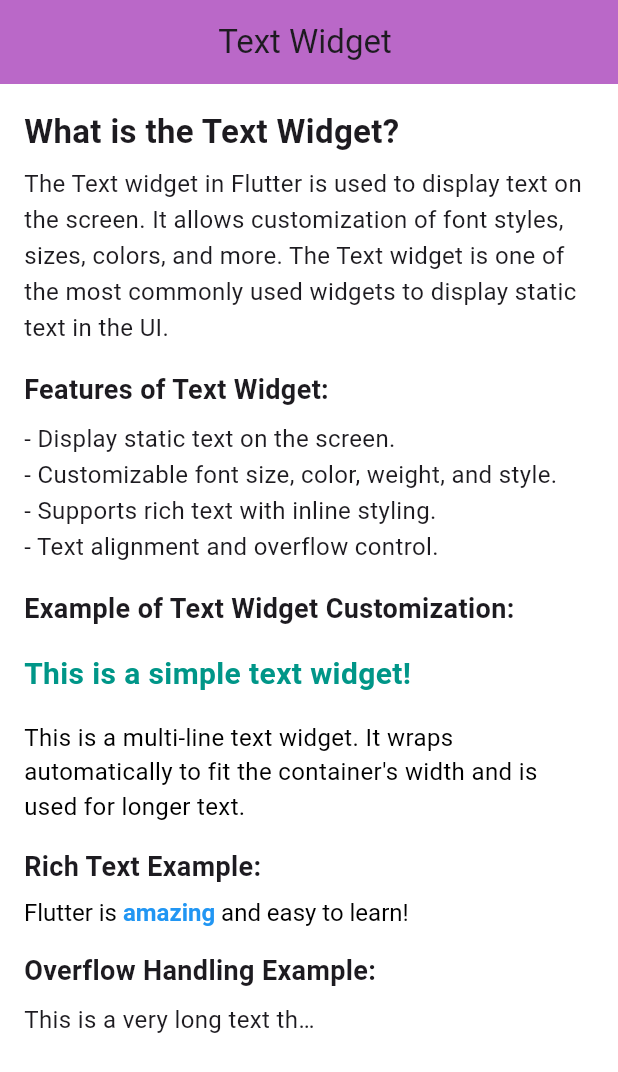
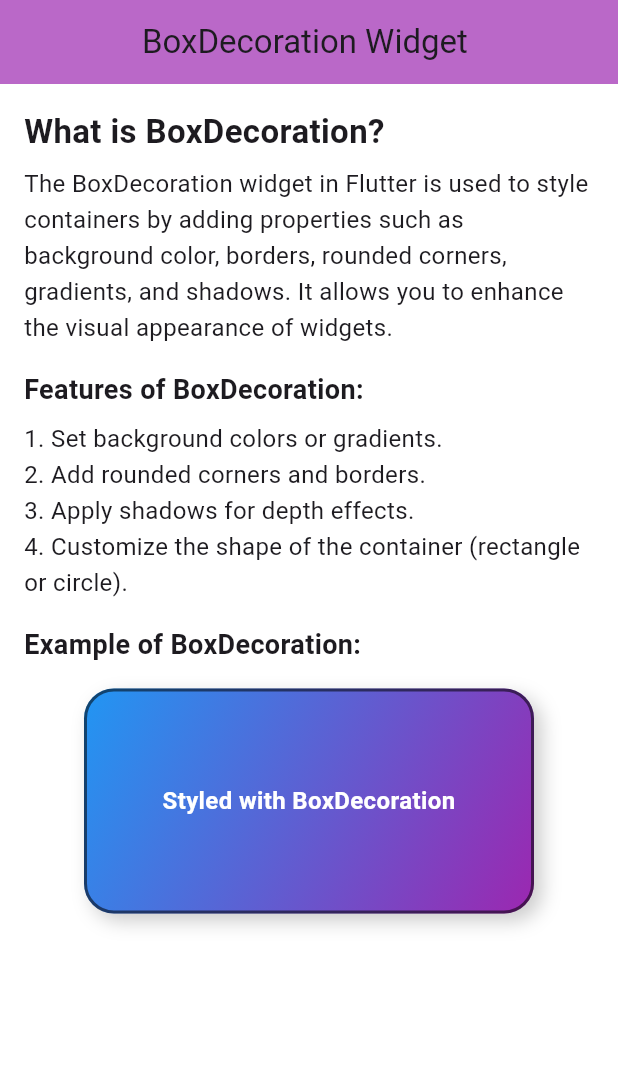
Before and after one commit to mominatufail/WidgetProject, a Flutter app: the screen it shows after launch, on a phone screen of 412 x 824 dp. Shown: the top 1072 px of the screen. Run offline on Flutter 3.47's test engine with Material 3 defaults, Android fonts, the phone set to English and light mode, and no system bars.

Commit message:
code updated for box decoration

```diff
--- a/lib/BoxDecorationWidget.dart
+++ b/lib/BoxDecorationWidget.dart
@@ -0,0 +1,105 @@
+import 'package:flutter/material.dart';
+class BoxDecorationScreen extends StatelessWidget {
+  const BoxDecorationScreen({super.key});
+
+  @override
+  Widget build(BuildContext context) {
+    return Scaffold(backgroundColor: Colors.white,
+      appBar: AppBar(backgroundColor: Colors.purple.shade300,
+        title: const Text("BoxDecoration Widget "),
+        centerTitle: true,
+      ),
+      body: SingleChildScrollView(
+        padding: const EdgeInsets.all(16.0),
+        child: Column(
+          crossAxisAlignment: CrossAxisAlignment.start,
+          children: [
+            // Header
+            const Text(
+              "What is BoxDecoration?",
+              style: TextStyle(
+                fontSize: 22,
+                fontWeight: FontWeight.bold,
+              ),
+            ),
+            const SizedBox(height: 8),
+
+            // Description
+            const Text(
+              "The BoxDecoration widget in Flutter is used to style containers by adding properties such as background color, borders, rounded corners, gradients, and shadows. It allows you to enhance the visual appearance of widgets.",
+              style: TextStyle(fontSize: 16, height: 1.5),
+            ),
+            const SizedBox(height: 16),
+
+            // Features
+            const Text(
+              "Features of BoxDecoration:",
+              style: TextStyle(
+                fontSize: 18,
+                fontWeight: FontWeight.bold,
+              ),
+            ),
+            const SizedBox(height: 8),
+            const Text(
+              "1. Set background colors or gradients.\n"
+                  "2. Add rounded corners and borders.\n"
+                  "3. Apply shadows for depth effects.\n"
+                  "4. Customize the shape of the container (rectangle or circle).",
+              style: TextStyle(fontSize: 16, height: 1.5),
+            ),
+            const SizedBox(height: 16),
+
+            // Example Header
+            const Text(
+              "Example of BoxDecoration:",
+              style: TextStyle(
+                fontSize: 18,
+                fontWeight: FontWeight.bold,
+              ),
+            ),
+            const SizedBox(height: 16),
+
+            // BoxDecoration Example
+            Center(
+              child: Container(
+                width: 300,
+                height: 150,
+                decoration: BoxDecoration(
+                  color: Colors.white,
+                  borderRadius: BorderRadius.circular(20), // Rounded corners
+                  gradient: const LinearGradient(
+                    colors: [Colors.blue, Colors.purple],
+                    begin: Alignment.topLeft,
+                    end: Alignment.bottomRight,
+                  ), // Gradient background
+                  boxShadow: [
+                    BoxShadow(
+                      color: Colors.black.withOpacity(0.2),
+                      blurRadius: 10,
+                      offset: const Offset(5, 5), // Shadow position
+                    ),
+                  ],
+                  border: Border.all(
+                    color: Colors.black54,
+                    width: 2, // Border around the container
+                  ),
+                ),
+                child: const Center(
+                  child: Text(
+                    "Styled with BoxDecoration",
+                    style: TextStyle(
+                      color: Colors.white,
+                      fontSize: 16,
+                      fontWeight: FontWeight.bold,
+                    ),
+                    textAlign: TextAlign.center,
+                  ),
+                ),
+              ),
+            ),
+          ],
+        ),
+      ),
+    );
+  }
+}
--- a/lib/main.dart
+++ b/lib/main.dart
@@ -2,6 +2,7 @@ import 'package:flutter/material.dart';
 
 import 'AppBarWidget.dart';
 import 'AssetImageWidget.dart';
+import 'BoxDecorationWidget.dart';
 import 'CenterWidget.dart';
 import 'ColumnWidget.dart';
 import 'ContainerWidget.dart';
@@ -45,7 +46,8 @@ class MyApp extends StatelessWidget {
         useMaterial3: true,
       ),
       debugShowCheckedModeBanner: false,
-      home: TextWidget()
+      home: BoxDecorationScreen()
+      //TextWidget()
       //StatefulWidgetExampleScreen()
       //StatelessWidgetScreen()
       //InkWellExampleScreen()
```
